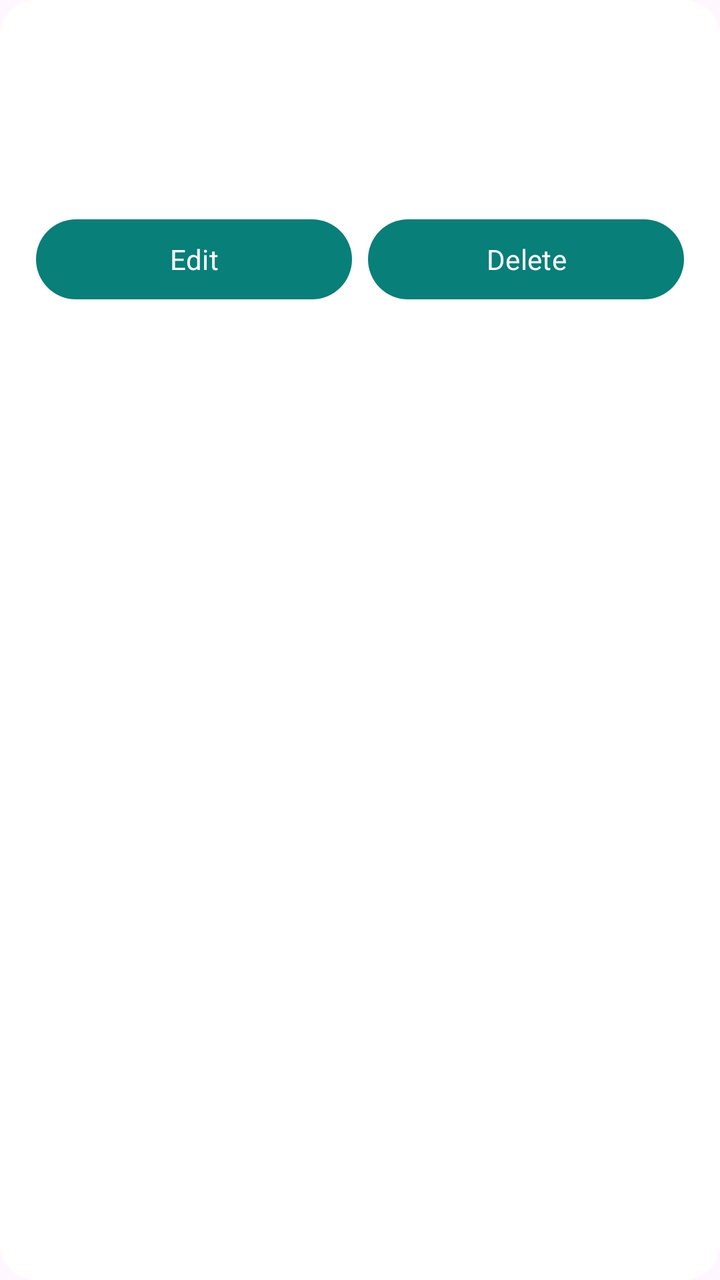
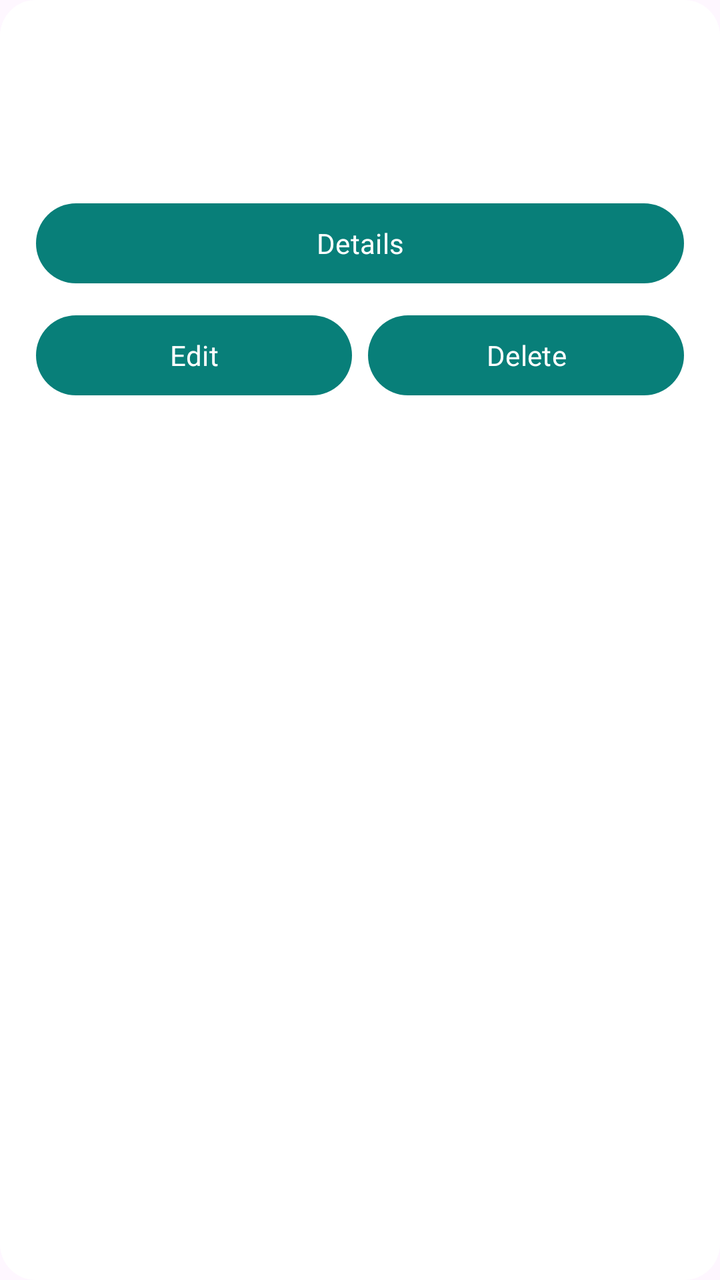

Before-and-after screenshots of an Android layout around one commit, followed by the original layout XML and the change that was made.
<!-- AndroidManifest.xml: application theme Theme.EventManagerApplication -->
<!-- res/layout/session_item.xml -->
<?xml version="1.0" encoding="utf-8"?>
<LinearLayout xmlns:android="http://schemas.android.com/apk/res/android"
    android:layout_width="match_parent"
    android:layout_height="wrap_content"
    android:layout_marginBottom="12dp"
    android:background="@drawable/card_background"
    android:orientation="vertical"
    android:padding="18dp">

    <TextView
        android:id="@+id/sessionCardSummary"
        android:layout_width="match_parent"
        android:layout_height="wrap_content"
        android:textColor="@color/brand"
        android:textSize="14sp"
        android:textStyle="bold" />

    <TextView
        android:id="@+id/sessionCardName"
        android:layout_width="match_parent"
        android:layout_height="wrap_content"
        android:layout_marginTop="8dp"
        android:accessibilityHeading="true"
        android:textColor="@color/text_primary"
        android:textSize="19sp"
        android:textStyle="bold" />

    <TextView
        android:id="@+id/sessionCardDetails"
        android:layout_width="match_parent"
        android:layout_height="wrap_content"
        android:layout_marginTop="8dp"
        android:lineSpacingExtra="5dp"
        android:textColor="@color/text_secondary"
        android:textSize="14sp" />

    <LinearLayout
        android:layout_width="match_parent"
        android:layout_height="wrap_content"
        android:layout_marginTop="8dp"
        android:orientation="horizontal">

        <Button
            android:id="@+id/editSessionButton"
            android:layout_width="0dp"
            android:layout_height="wrap_content"
            android:layout_weight="1"
            android:minHeight="48dp"
            android:text="@string/edit"
            android:textAllCaps="false" />

        <Button
            android:id="@+id/deleteSessionButton"
            android:layout_width="0dp"
            android:layout_height="wrap_content"
            android:layout_marginStart="8dp"
            android:layout_weight="1"
            android:minHeight="48dp"
            android:text="@string/delete"
            android:textAllCaps="false" />
    </LinearLayout>
</LinearLayout>
<!-- resources referenced by this layout -->
<resources>
  <color name="brand">#087F79</color>
  <color name="text_primary">#18313B</color>
  <color name="text_secondary">#607580</color>
  <!-- drawable card_background (drawable) -->
  <?xml version="1.0" encoding="utf-8"?>
  <shape xmlns:android="http://schemas.android.com/apk/res/android">
      <solid android:color="@color/card_white" />
      <corners android:radius="18dp" />
  </shape>
  <string name="delete">Delete</string>
  <string name="edit">Edit</string>
  <style name="Theme.EventManagerApplication" parent="Base.Theme.EventManagerApplication" />
  <color name="card_white">#FFFFFFFF</color>
  <style name="Base.Theme.EventManagerApplication" parent="Theme.Material3.DayNight.NoActionBar">
          <item name="colorPrimary">@color/brand</item>
          <item name="android:fontFamily">sans-serif</item>
          <item name="android:windowLightStatusBar">true</item>
          <item name="android:statusBarColor">@color/screen_background</item>
          <item name="android:navigationBarColor">@color/screen_background</item>
          <item name="android:windowLightNavigationBar">true</item>
      </style>
  <color name="screen_background">#F3F7F6</color>
</resources>

<!-- the commit's change to res/layout/session_item.xml (unified diff, before → after) -->
@@ -34,6 +34,14 @@
         android:textColor="@color/text_secondary"
         android:textSize="14sp" />
 
+    <Button
+        android:id="@+id/detailSessionButton"
+        android:layout_width="match_parent"
+        android:layout_height="wrap_content"
+        android:minHeight="48dp"
+        android:text="@string/details"
+        android:textAllCaps="false" />
+
     <LinearLayout
         android:layout_width="match_parent"
         android:layout_height="wrap_content"
<!-- resource entries referenced after the edit -->
@@ -10,6 +10,7 @@
       <corners android:radius="18dp" />
   </shape>
   <string name="delete">Delete</string>
+  <string name="details">Details</string>
   <string name="edit">Edit</string>
   <style name="Theme.EventManagerApplication" parent="Base.Theme.EventManagerApplication" />
   <color name="card_white">#FFFFFFFF</color>
